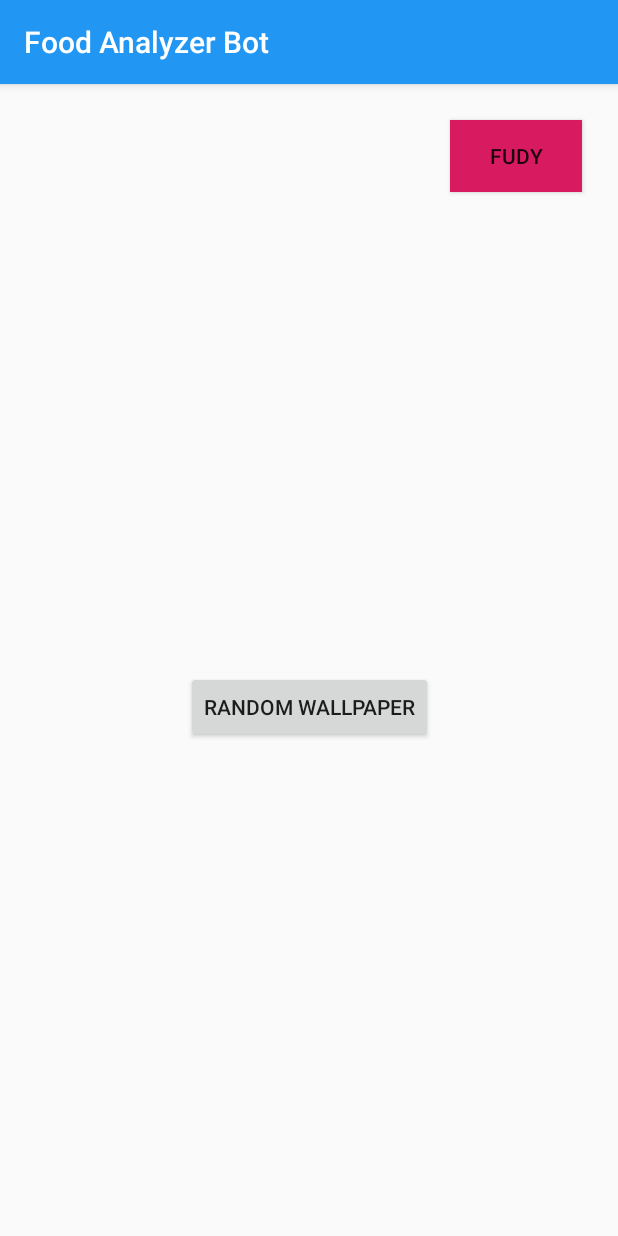
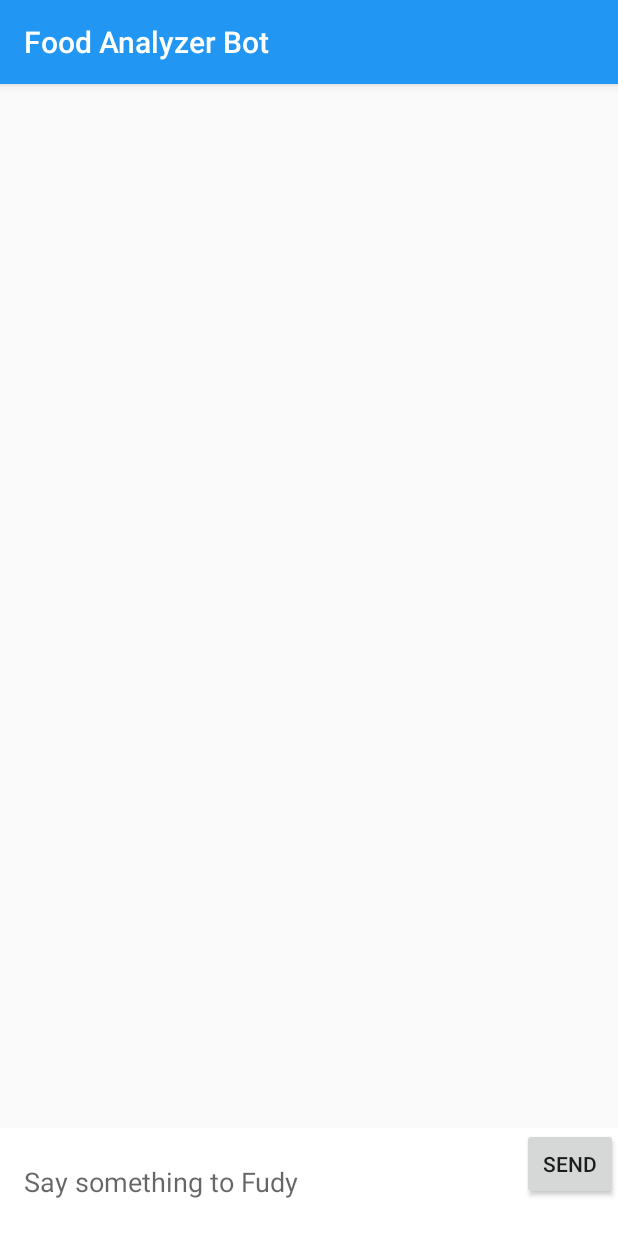
Before and after one commit to AlexCasanova9/TFG, an Android app: the screen it shows after launch (HomeActivity), after a tap on "FUDY", on a phone screen of 412 x 824 dp. Run offline under Robolectric (Android 15) with nearby library versions, the phone set to English and light mode, and no system bars; our stand-ins replace ButterKnife; 3 statements that could not run were skipped.

Commit message:
Renamed and clean code and extracted string resources.

```diff
--- a/app/src/main/java/com/uc3m/foodanalyzerbot/presentation/common/navigation/Navigator.kt
+++ b/app/src/main/java/com/uc3m/foodanalyzerbot/presentation/common/navigation/Navigator.kt
@@ -1,5 +1,5 @@
 package com.uc3m.foodanalyzerbot.presentation.common.navigation
 
 interface Navigator {
-    fun showChat()
+    fun showMessageRoom()
 }
--- a/app/src/main/java/com/uc3m/foodanalyzerbot/presentation/common/navigation/NavigatorImpl.kt
+++ b/app/src/main/java/com/uc3m/foodanalyzerbot/presentation/common/navigation/NavigatorImpl.kt
@@ -5,6 +5,8 @@ import android.content.Intent
 import android.support.v4.app.Fragment
 import android.support.v4.app.FragmentActivity
 import android.support.v4.app.FragmentManager
+import com.uc3m.foodanalyzerbot.R
+import com.uc3m.foodanalyzerbot.presentation.home.fragments.MessageRoomFragment
 
 class NavigatorImpl(private var context: Context) : Navigator {
 
@@ -44,8 +46,7 @@ class NavigatorImpl(private var context: Context) : Navigator {
         return (context as FragmentActivity).supportFragmentManager
     }
 
-    override fun showChat() {
-        //Todo Alex - Crear Fragmento de chat y meter declaracion aquí
-        //showFragment(R.id.fragmentContainer, fragment = MessageFragment, false)
+    override fun showMessageRoom() {
+        showFragment(R.id.fragmentContainer, MessageRoomFragment.getInstance(), false)
     }
 }
--- a/app/src/main/java/com/uc3m/foodanalyzerbot/presentation/home/fragments/ChatBotFragment.kt
+++ b/app/src/main/java/com/uc3m/foodanalyzerbot/presentation/home/fragments/ChatBotFragment.kt
@@ -28,7 +28,6 @@ class ChatBotFragment : BaseFragment(), ChatBotView {
     private fun assignClickListener() {
         StartBtn.setOnClickListener {
             presenter.onClickPButton()
-            //startActivity(Intent(this, MessageFragment::class.java))
         }
 
         WallpaperBtn.setOnClickListener {
--- /dev/null
+++ b/app/src/main/java/com/uc3m/foodanalyzerbot/presentation/home/fragments/MessageRoomFragment.kt
@@ -0,0 +1,19 @@
+package com.uc3m.foodanalyzerbot.presentation.home.fragments
+
+import com.uc3m.foodanalyzerbot.R
+import com.uc3m.foodanalyzerbot.infrastructure.ContentView
+import com.uc3m.foodanalyzerbot.presentation.common.BaseFragment
+
+@ContentView(R.layout.fragment_message_room)
+class MessageRoomFragment : BaseFragment() {
+
+    companion object {
+        fun getInstance() = MessageRoomFragment()
+    }
+
+    override fun initializeView() {
+
+    }
+
+
+}
--- a/app/src/main/java/com/uc3m/foodanalyzerbot/presentation/home/presenter/ChatBotPresenterImpl.kt
+++ b/app/src/main/java/com/uc3m/foodanalyzerbot/presentation/home/presenter/ChatBotPresenterImpl.kt
@@ -8,7 +8,7 @@ import java.util.*
 class ChatBotPresenterImpl : ChatBotPresenter, BasePresenter<ChatBotView>() {
 
     override fun onClickPButton() {
-        App.getNavigator().showChat()
+        App.getNavigator().showMessageRoom()
     }
 
     override fun onClickRandomWallpaper() {
--- a/app/src/main/java/com/uc3m/foodanalyzerbot/presentation/utils/ChatContentAdapter.kt
+++ b/app/src/main/java/com/uc3m/foodanalyzerbot/presentation/utils/ChatContentAdapter.kt
@@ -38,9 +38,9 @@ class MessageAdapter (val context: Context) : RecyclerView.Adapter<MessageViewHo
 
     override fun onCreateViewHolder(parent: ViewGroup, viewType: Int): MessageViewHolder {
         return if(viewType == VIEW_TYPE_MY_MESSAGE) {
-            MyMessageViewHolder(LayoutInflater.from(context).inflate(R.layout.my_message, parent, false))
+            MyMessageViewHolder(LayoutInflater.from(context).inflate(R.layout.item_message_person, parent, false))
         } else {
-            BotMessageViewHolder(LayoutInflater.from(context).inflate(R.layout.bot_message, parent, false))
+            BotMessageViewHolder(LayoutInflater.from(context).inflate(R.layout.item_message_bot, parent, false))
         }
     }
 
--- a/app/src/main/res/layout/chat_content.xml
+++ b/app/src/main/res/layout/fragment_message_room.xml
@@ -9,7 +9,6 @@
         android:layout_width="match_parent"
         android:layout_height="match_parent"
         android:layout_marginStart="10dp"
-        android:layout_marginLeft="10dp"
         android:layout_marginBottom="55dp"
         android:scrollbars="vertical"
         app:layout_constraintLeft_toLeftOf="parent"
@@ -39,7 +38,7 @@
             android:layout_marginRight="16dp"
             android:layout_weight="1"
             android:background="@android:color/transparent"
-            android:hint="Say something to Fudy"
+            android:hint="@string/input_text_hint"
             android:maxLines="6" />
 
         <Button
@@ -49,9 +48,11 @@
             android:layout_gravity="bottom"
             android:layout_marginTop="24dp"
             android:clickable="true"
+            android:textAllCaps="true"
             android:gravity="center"
-            android:text="SEND"
-            android:textSize="14dp" />
+            android:text="@string/send_button_title"
+            android:textSize="14dp"
+            android:focusable="true" />
 
     </LinearLayout>
 
--- a/app/src/main/res/values/strings.xml
+++ b/app/src/main/res/values/strings.xml
@@ -4,4 +4,6 @@
     <string name="wellcome_message">Hello Fudy!</string>
     <string name="fudy_button_title">Fudy</string>
     <string name="random_wallpaper_button_title">Random WallPaper</string>
+    <string name="send_button_title">Send</string>
+    <string name="input_text_hint">Say something to Fudy</string>
 </resources>
```
Also changed, not shown: app/src/main/java/com/uc3m/foodanalyzerbot/presentation/home/fragments/MessageFragment.kt (deleted, +0 -48 lines), app/src/main/res/layout/item_message_bot.xml (renamed from app/src/main/res/layout/bot_message.xml), app/src/main/res/layout/item_message_person.xml (renamed from app/src/main/res/layout/my_message.xml).
